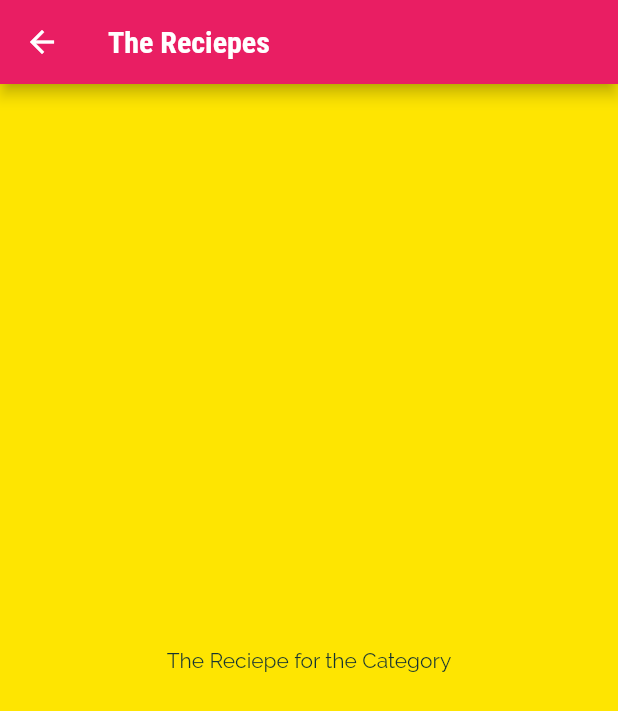
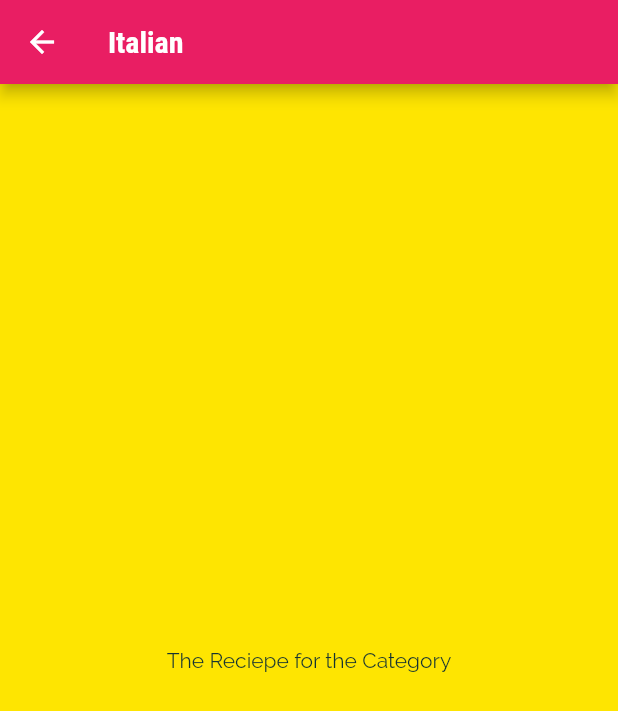
Before and after one commit to Rakesh-swain/Meals_App, a Flutter app: the screen it shows after launch, after a tap on "Italian", on a phone screen of 412 x 824 dp. Shown: the top 711 px of the screen. Run offline on Flutter 3.47's test engine with Material 2 defaults, Android fonts, the phone set to English and light mode, and no system bars.

Commit message:
passing data via the constructor

```diff
--- a/lib/categories_screen.dart
+++ b/lib/categories_screen.dart
@@ -10,7 +10,8 @@ class CategoriesScreen extends StatelessWidget {
         body: GridView(
           padding: EdgeInsets.all(25),
           children: DUMMY_CATEGORIES
-              .map((catData) => CategoryItem(catData.title, catData.color))
+              .map((catData) =>
+                  CategoryItem(catData.id, catData.title, catData.color))
               .toList(),
           gridDelegate: SliverGridDelegateWithMaxCrossAxisExtent(
             maxCrossAxisExtent: 200,
--- a/lib/category_item.dart
+++ b/lib/category_item.dart
@@ -2,14 +2,15 @@ import 'package:flutter/material.dart';
 import './category_meals_screen.dart';
 
 class CategoryItem extends StatelessWidget {
+  final String id;
   final String title;
   final Color color;
 
-  CategoryItem(this.title, this.color);
+  CategoryItem(this.id, this.title, this.color);
 
   void selectCategory(BuildContext ctx) {
     Navigator.of(ctx).push(MaterialPageRoute(builder: (_) {
-      return CategoryMealsScreen();
+      return CategoryMealsScreen(id, title);
     }));
   }
 
--- a/lib/category_meals_screen.dart
+++ b/lib/category_meals_screen.dart
@@ -1,10 +1,13 @@
 import 'package:flutter/material.dart';
 
 class CategoryMealsScreen extends StatelessWidget {
+  final String categoryId;
+  final String categoryTitle;
+  CategoryMealsScreen(this.categoryId, this.categoryTitle);
   @override
   Widget build(BuildContext context) {
     return Scaffold(
-      appBar: AppBar(title: Text('The Reciepes')),
+      appBar: AppBar(title: Text(categoryTitle)),
       body: Center(
         child: Text('The Reciepe for the Category'),
       ),
```
